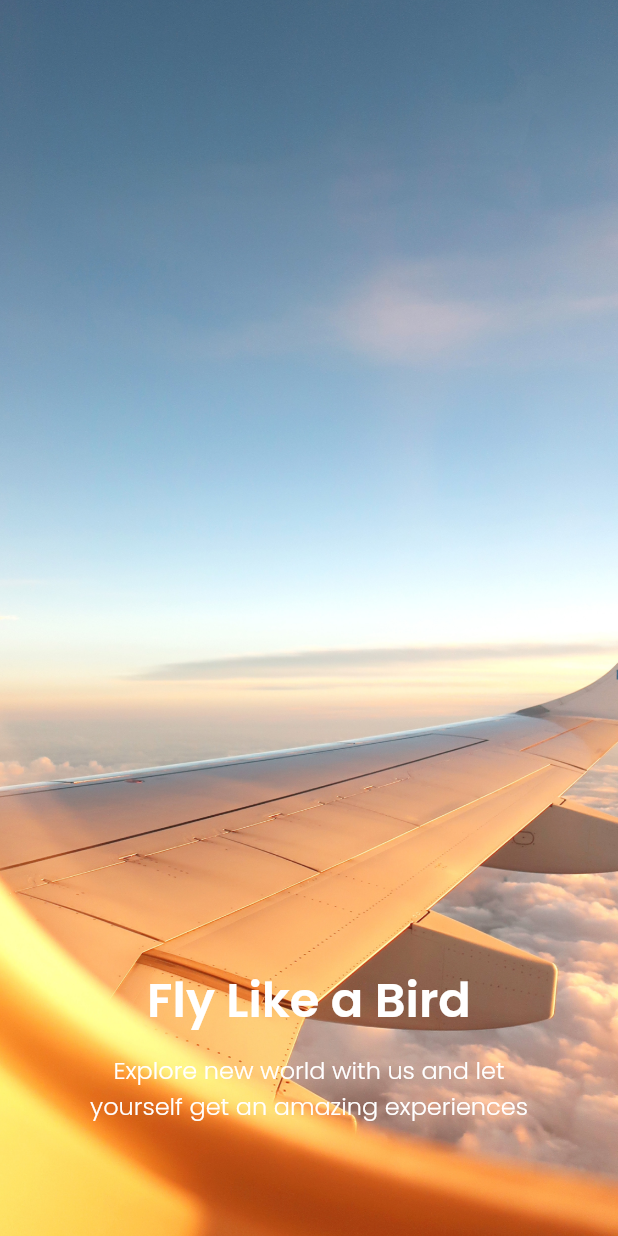
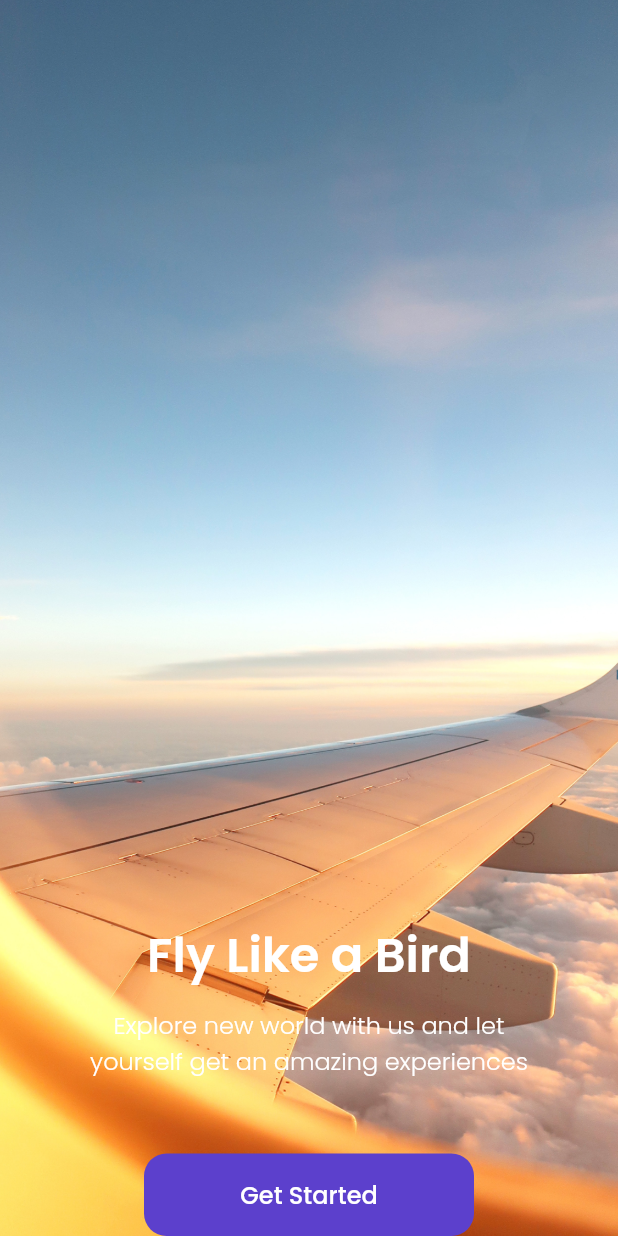
Before and after one commit to ahmadfatihin/TravelYuk-Flutter, a Flutter app: the screen it shows after launch, on a phone screen of 412 x 824 dp. Run offline on Flutter 3.47's test engine with Material 2 defaults, Android fonts, the phone set to English and light mode, and no system bars; our stand-ins replace google_fonts.

Commit message:
Add Button in GetStarted Page

```diff
--- a/lib/ui/pages/get_started_page.dart
+++ b/lib/ui/pages/get_started_page.dart
@@ -44,8 +44,25 @@ class GetStartedPage extends StatelessWidget {
                   textAlign: TextAlign.center,
                 ),
                 Container(
-                  margin: EdgeInsets.only(bottom: 75),
-                )
+                    width: 220,
+                    height: 55,
+                    margin: EdgeInsets.only(top: 50),
+                    child: TextButton(
+                      onPressed: () {},
+                      style: TextButton.styleFrom(
+                        backgroundColor: kPrimaryColor,
+                        shape: RoundedRectangleBorder(
+                          borderRadius: BorderRadius.circular(15),
+                        ),
+                      ),
+                      child: Text(
+                        'Get Started',
+                        style: whiteTextStyle.copyWith(
+                          fontSize: 16,
+                          fontWeight: medium,
+                        ),
+                      ),
+                    ))
               ],
             ),
           ),
```
